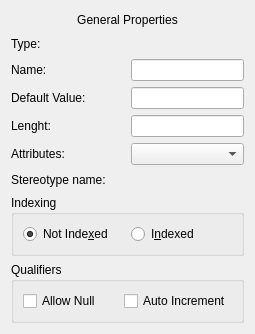
This is umbrello/dialogs/umlentityattributedialog.ui in KDE/umbrello as Qt 5 draws it before an edit. The edited form follows.
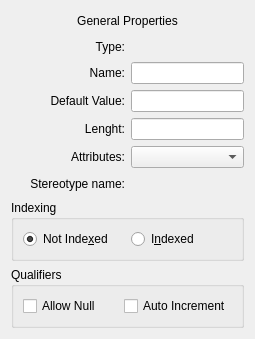
This is the edited form. Custom widgets are drawn as their Qt base class.

Commit message:
Fix layout issues
Layout based on the KDE VDG Align Documentation
https://community.kde.org/KDE_Visual_Design_Group/HIG/Alignment

```diff
--- a/umbrello/dialogs/umlentityattributedialog.ui
+++ b/umbrello/dialogs/umlentityattributedialog.ui
@@ -7,7 +7,7 @@
     <x>0</x>
     <y>0</y>
     <width>255</width>
-    <height>334</height>
+    <height>339</height>
    </rect>
   </property>
   <property name="windowTitle">
@@ -35,6 +35,9 @@
      <property name="text">
       <string>Type:</string>
      </property>
+     <property name="alignment">
+      <set>Qt::AlignRight|Qt::AlignTrailing|Qt::AlignVCenter</set>
+     </property>
     </widget>
    </item>
    <item row="1" column="1">
@@ -52,6 +55,9 @@
      <property name="text">
       <string>Name:</string>
      </property>
+     <property name="alignment">
+      <set>Qt::AlignRight|Qt::AlignTrailing|Qt::AlignVCenter</set>
+     </property>
     </widget>
    </item>
    <item row="2" column="1">
@@ -69,6 +75,9 @@
      <property name="text">
       <string>Default Value:</string>
      </property>
+     <property name="alignment">
+      <set>Qt::AlignRight|Qt::AlignTrailing|Qt::AlignVCenter</set>
+     </property>
     </widget>
    </item>
    <item row="3" column="1">
@@ -86,6 +95,9 @@
      <property name="text">
       <string>Lenght:</string>
      </property>
+     <property name="alignment">
+      <set>Qt::AlignRight|Qt::AlignTrailing|Qt::AlignVCenter</set>
+     </property>
     </widget>
    </item>
    <item row="4" column="1">
@@ -103,6 +115,9 @@
      <property name="text">
       <string>Attributes:</string>
      </property>
+     <property name="alignment">
+      <set>Qt::AlignRight|Qt::AlignTrailing|Qt::AlignVCenter</set>
+     </property>
     </widget>
    </item>
    <item row="5" column="1">
@@ -120,6 +135,9 @@
      <property name="text">
       <string>Stereotype name:</string>
      </property>
+     <property name="alignment">
+      <set>Qt::AlignRight|Qt::AlignTrailing|Qt::AlignVCenter</set>
+     </property>
     </widget>
    </item>
    <item row="6" column="1">
```
The commit also changes 1 other file.
